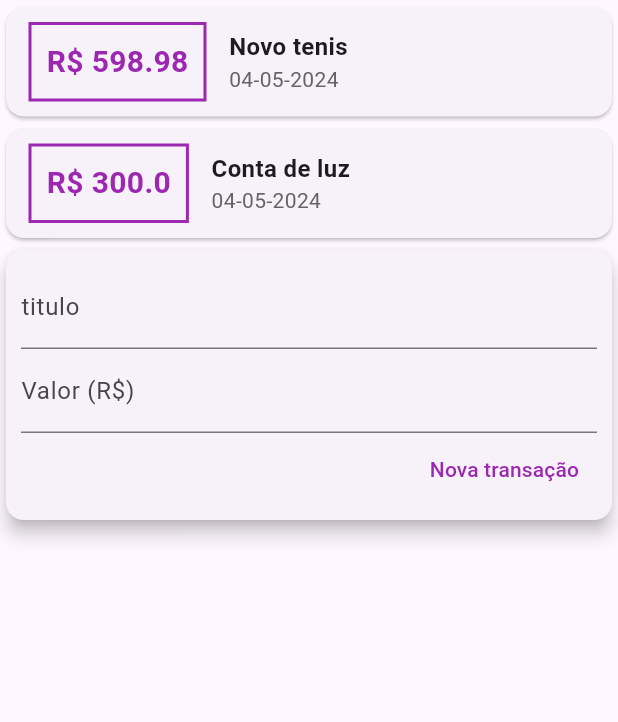
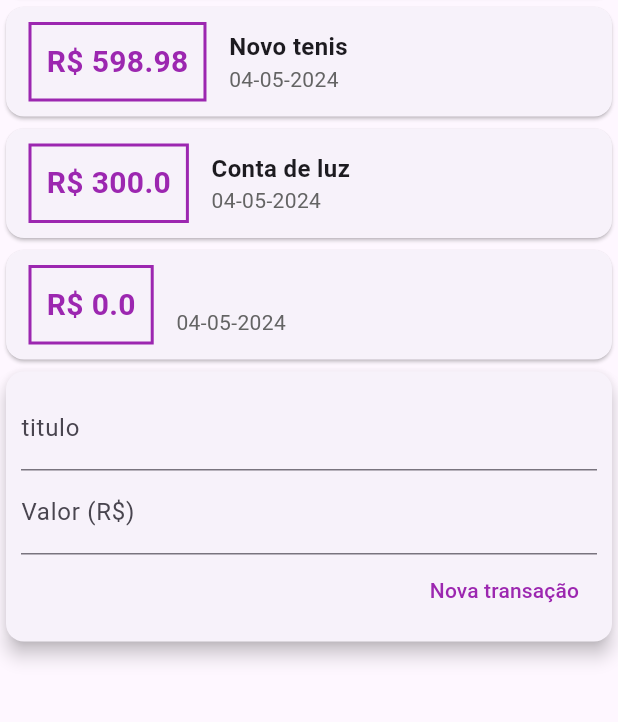
Before and after one commit to GabrielSKlauck/AppDespesas, a Flutter app: the screen it shows after launch, after a tap on "Nova transação", on a phone screen of 412 x 824 dp, the part 125-847 px from its top. Run offline on Flutter 3.47's test engine with Material 3 defaults, Android fonts, the phone set to English and light mode, and no system bars.

Commit message:
Tentativas de adicionar novos cards, ainda não funcional

```diff
--- a/expenses/lib/components/Transaction_form.dart
+++ b/expenses/lib/components/Transaction_form.dart
@@ -1,10 +1,14 @@
-// ignore_for_file: prefer_const_constructors
+// ignore_for_file: prefer_const_constructors, use_key_in_widget_constructors
 
 import 'package:flutter/material.dart';
 
 class TransactionForm extends StatelessWidget {
   final titleController = TextEditingController();
   final valueController = TextEditingController();
+
+  final void Function(String, double) onSubmit;
+
+  TransactionForm(this.onSubmit);
 
   @override
   Widget build(BuildContext context) {
@@ -34,8 +38,9 @@ class TransactionForm extends StatelessWidget {
                   style: TextStyle(color: Colors.purple),
                 ),
                 onPressed: () {
-                  print(titleController);
-                  print(valueController);
+                  final title = titleController.text;
+                  final value = double.tryParse(valueController.text) ?? 0.0;
+                  onSubmit(title, value);
                 },
               ),
             ],
--- a/expenses/lib/components/Transaction_user.dart
+++ b/expenses/lib/components/Transaction_user.dart
@@ -1,3 +1,5 @@
+import 'dart:math';
+
 import 'package:expenses/models/Transaction.dart';
 import 'package:flutter/material.dart';
 import 'transaction_form.dart';
@@ -24,12 +26,25 @@ class _TransactionUserState extends State<TransactionUser> {
     ),
   ];
 
+ _addTransaction(String title, double value) {
+    final newTransaction = Transaction(
+      id: Random().nextDouble().toString(),
+      title: title,
+      value: value,
+      date: DateTime.now(),
+    );
+
+    setState(() {
+      _transactions.add(newTransaction);
+    });
+  }
+
   @override
   Widget build(BuildContext context) {
     return Column(
       children: [
         TransactionList(transactions: _transactions),
-        TransactionForm(),
+        TransactionForm(_addTransaction),
       ],
     );
   }
```
